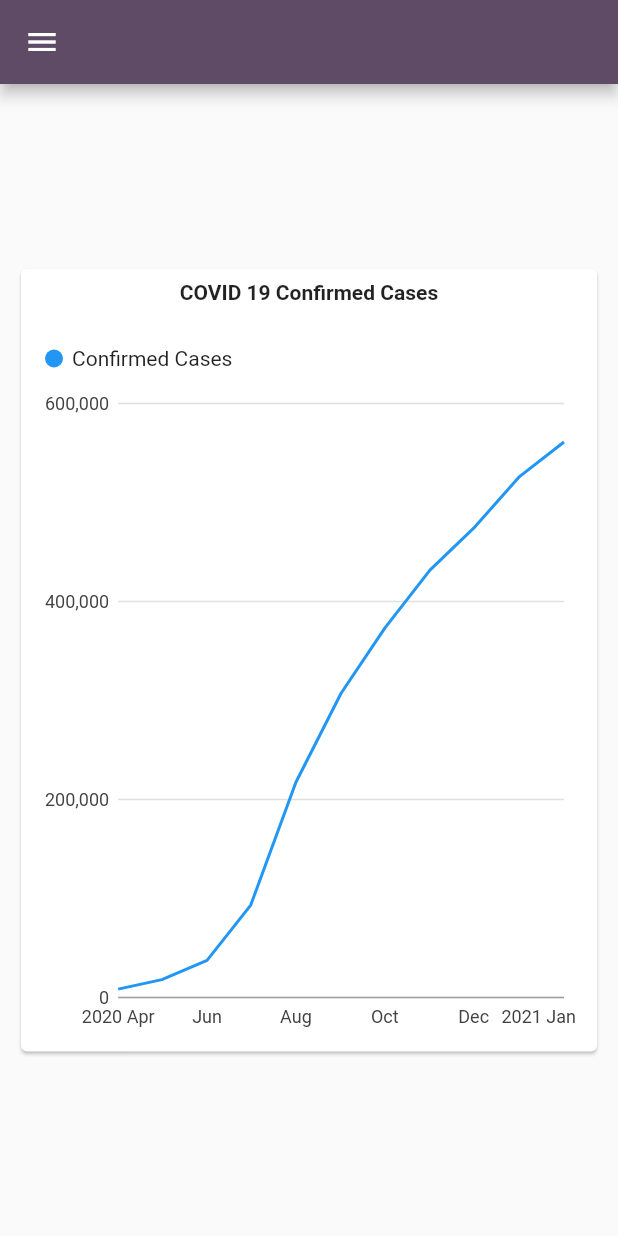
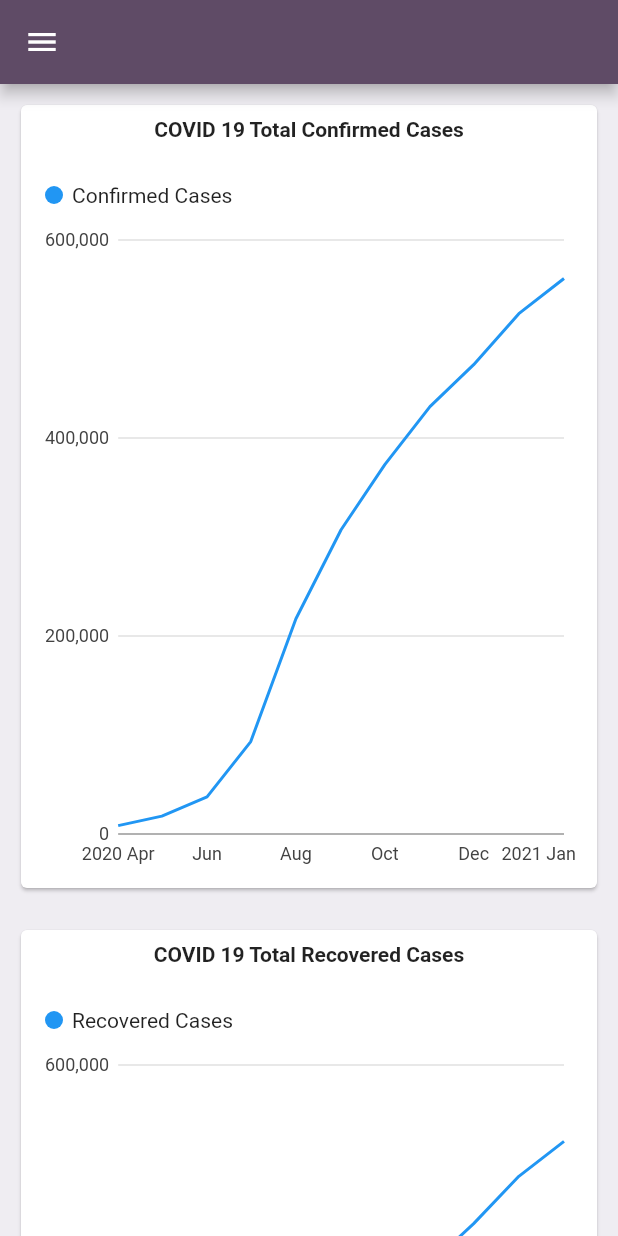
Before and after one commit to gymbooo/mask-up-ph, a Flutter app: the Analytics screen opened directly, on a phone screen of 412 x 824 dp. Run offline on Flutter 3.47's test engine with Material 2 defaults, Android fonts, the light colour scheme and no system bars; our stand-ins replace charts_flutter, flutter_secure_storage, google_maps_flutter; missing offline and left inert: flutter_appauth, search_map_place; accounts and stored records are empty.

Commit message:
updated hardcoded graphs

```diff
--- a/lib/pages/Analytics.dart
+++ b/lib/pages/Analytics.dart
@@ -113,7 +113,13 @@ class _AnalyticsState extends State<Analytics> {
       appBar: AppBar(backgroundColor: AppColors.mainAppBarColor),
       drawer: MainDrawer(),
       backgroundColor: AppColors.backgroundColor,
-      body: ConfirmedChart(),
+      body: ListView(
+        children: [
+          ConfirmedChart(),
+          RecoveredChart(),
+          DeceasedChart(),
+        ],
+      ),
     );
   }
 
--- a/lib/widgets/confirmed_chart.dart
+++ b/lib/widgets/confirmed_chart.dart
@@ -235,8 +235,7 @@ class ConfirmedChartState extends State<ConfirmedChart> {
 
   @override
   Widget build(BuildContext context) {
-    return Scaffold(
-        body: Center(
+    return Center(
       child: Container(
         height: 550,
         padding: EdgeInsets.all(10),
@@ -246,7 +245,7 @@ class ConfirmedChartState extends State<ConfirmedChart> {
             child: Column(
               children: <Widget>[
                 Text(
-                  "COVID 19 Confirmed Cases",
+                  "COVID 19 Total Confirmed Cases",
                   style: TextStyle(fontWeight: FontWeight.bold),
                 ),
                 SizedBox(
@@ -254,7 +253,7 @@ class ConfirmedChartState extends State<ConfirmedChart> {
                 ),
                 Expanded(
                   child: new charts.TimeSeriesChart(
-                     _createSampleData(mapData),
+                    _createSampleData(mapData),
                     animate: true,
                     behaviors: [new charts.SeriesLegend()],
                   ),
@@ -264,6 +263,6 @@ class ConfirmedChartState extends State<ConfirmedChart> {
           ),
         ),
       ),
-    ));
+    );
   }
 }
--- a/lib/widgets/deceased_chart.dart
+++ b/lib/widgets/deceased_chart.dart
@@ -58,17 +58,17 @@ class DeceasedChartState extends State<DeceasedChart> {
   static List<charts.Series<TimeSeriesSales, DateTime>> _createSampleData(
       Map<String, int> map) {
     final data = [
-      new TimeSeriesSales(new DateTime(2020, 4), 8488),
-      new TimeSeriesSales(new DateTime(2020, 5), 18086),
-      new TimeSeriesSales(new DateTime(2020, 6), 37514),
-      new TimeSeriesSales(new DateTime(2020, 7), 93354),
-      new TimeSeriesSales(new DateTime(2020, 8), 217396),
-      new TimeSeriesSales(new DateTime(2020, 9), 307288),
-      new TimeSeriesSales(new DateTime(2020, 10), 373144),
-      new TimeSeriesSales(new DateTime(2020, 11), 431630),
-      new TimeSeriesSales(new DateTime(2020, 12), 474064),
-      new TimeSeriesSales(new DateTime(2021, 1), 525618),
-      new TimeSeriesSales(new DateTime(2021, 2), 561169),
+      new TimeSeriesSales(new DateTime(2020, 4), 568),
+      new TimeSeriesSales(new DateTime(2020, 5), 957),
+      new TimeSeriesSales(new DateTime(2020, 6), 1266),
+      new TimeSeriesSales(new DateTime(2020, 7), 2023),
+      new TimeSeriesSales(new DateTime(2020, 8), 3520),
+      new TimeSeriesSales(new DateTime(2020, 9), 5381),
+      new TimeSeriesSales(new DateTime(2020, 10), 7053),
+      new TimeSeriesSales(new DateTime(2020, 11), 8392),
+      new TimeSeriesSales(new DateTime(2020, 12), 9244),
+      new TimeSeriesSales(new DateTime(2021, 1), 10749),
+      new TimeSeriesSales(new DateTime(2021, 2), 12088),
     ];
     // map.forEach((k, v) => data.add(
     //     new TimeSeriesSales(new DateFormat('M/yyyy').parse(k), v.toInt())));
@@ -116,8 +116,7 @@ class DeceasedChartState extends State<DeceasedChart> {
 
   @override
   Widget build(BuildContext context) {
-    return Scaffold(
-        body: Center(
+    return Center(
       child: Container(
         height: 550,
         padding: EdgeInsets.all(10),
@@ -127,7 +126,7 @@ class DeceasedChartState extends State<DeceasedChart> {
             child: Column(
               children: <Widget>[
                 Text(
-                  "COVID 19 Deceased Cases",
+                  "COVID 19 Total Deceased Cases",
                   style: TextStyle(fontWeight: FontWeight.bold),
                 ),
                 SizedBox(
@@ -145,6 +144,7 @@ class DeceasedChartState extends State<DeceasedChart> {
           ),
         ),
       ),
-    ));
+    );
+
   }
 }
--- a/lib/widgets/recovered_chart.dart
+++ b/lib/widgets/recovered_chart.dart
@@ -57,17 +57,17 @@ class RecoveredChartState extends State<RecoveredChart> {
   static List<charts.Series<TimeSeriesSales, DateTime>> _createSampleData(
       Map<String, int> map) {
     final data = [
-      new TimeSeriesSales(new DateTime(2020, 4), 8488),
-      new TimeSeriesSales(new DateTime(2020, 5), 18086),
-      new TimeSeriesSales(new DateTime(2020, 6), 37514),
-      new TimeSeriesSales(new DateTime(2020, 7), 93354),
-      new TimeSeriesSales(new DateTime(2020, 8), 217396),
-      new TimeSeriesSales(new DateTime(2020, 9), 307288),
-      new TimeSeriesSales(new DateTime(2020, 10), 373144),
-      new TimeSeriesSales(new DateTime(2020, 11), 431630),
-      new TimeSeriesSales(new DateTime(2020, 12), 474064),
-      new TimeSeriesSales(new DateTime(2021, 1), 525618),
-      new TimeSeriesSales(new DateTime(2021, 2), 561169),
+      new TimeSeriesSales(new DateTime(2020, 4), 1043),
+      new TimeSeriesSales(new DateTime(2020, 5), 3909),
+      new TimeSeriesSales(new DateTime(2020, 6), 10233),
+      new TimeSeriesSales(new DateTime(2020, 7), 65178),
+      new TimeSeriesSales(new DateTime(2020, 8), 157403),
+      new TimeSeriesSales(new DateTime(2020, 9), 5381),
+      new TimeSeriesSales(new DateTime(2020, 10), 328602),
+      new TimeSeriesSales(new DateTime(2020, 11), 398658),
+      new TimeSeriesSales(new DateTime(2020, 12), 439796),
+      new TimeSeriesSales(new DateTime(2021, 1), 487551),
+      new TimeSeriesSales(new DateTime(2021, 2), 522843),
     ];
     // map.forEach((k, v) => data.add(
     //     new TimeSeriesSales(new DateFormat('M/yyyy').parse(k), v.toInt())));
@@ -115,8 +115,7 @@ class RecoveredChartState extends State<RecoveredChart> {
 
   @override
   Widget build(BuildContext context) {
-    return Scaffold(
-      body: Center(
+    return Center(
         child: Container(
           height: 550,
           padding: EdgeInsets.all(10),
@@ -126,7 +125,7 @@ class RecoveredChartState extends State<RecoveredChart> {
               child: Column(
                 children: <Widget>[
                   Text(
-                    "COVID 19 Recovered Cases",
+                    "COVID 19 Total Recovered Cases",
                     style: TextStyle(fontWeight: FontWeight.bold),
                   ),
                   SizedBox(
@@ -144,7 +143,7 @@ class RecoveredChartState extends State<RecoveredChart> {
             ),
           ),
         ),
-      ),
-    );
+      );
+
   }
 }
```
